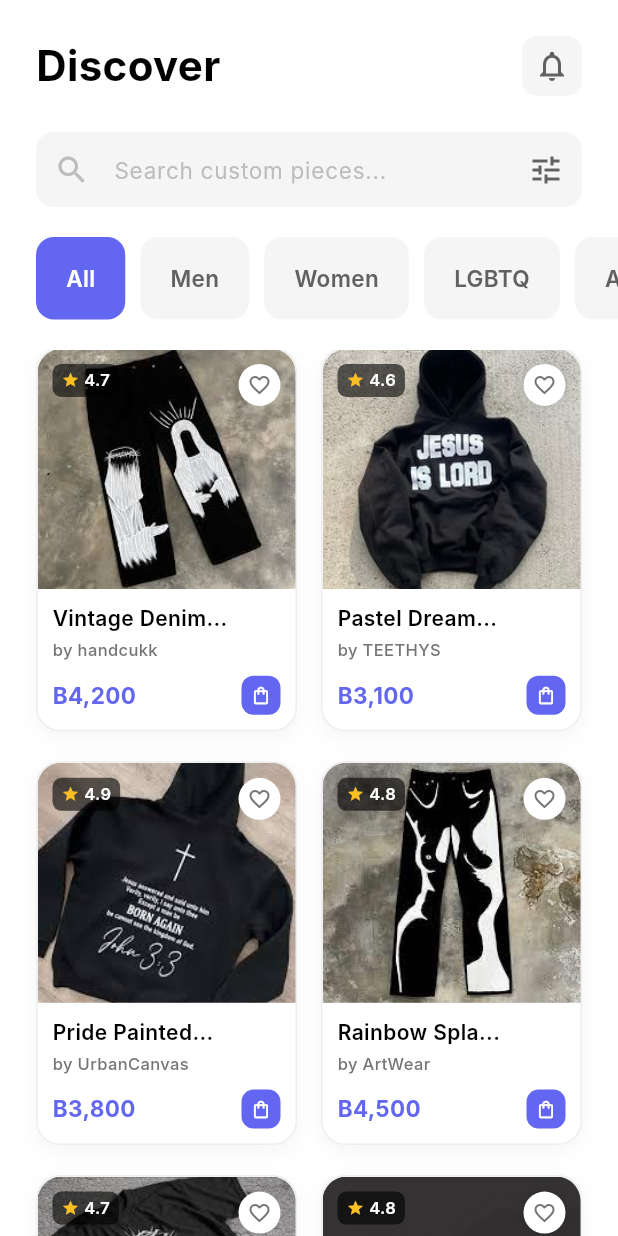
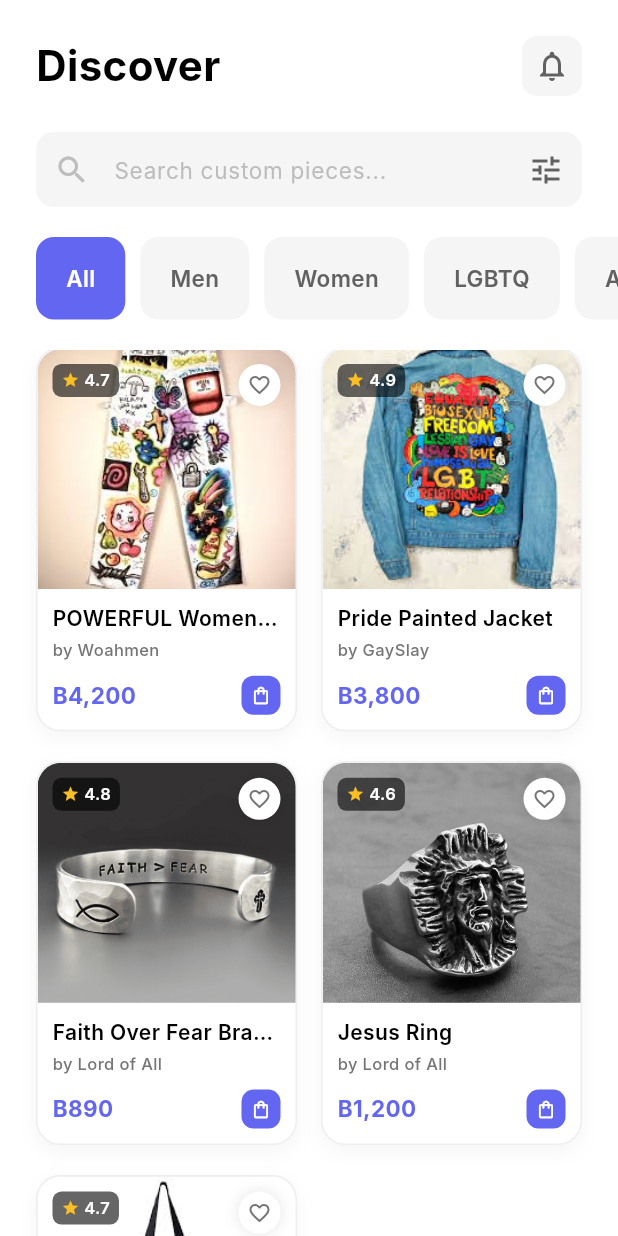
Before and after one commit to MitsuGH/handsy, a Flutter app: the DiscoverPage screen opened directly, scrolled down 1152 dp, on a phone screen of 412 x 824 dp. Run offline on Flutter 3.47's test engine with Material 3 defaults, Android fonts, the phone set to English and light mode, and no system bars; our stand-ins replace firebase_auth, firebase_core; accounts and stored records are empty; Roboto replaces fonts that are missing (Inter).

Commit message:
change product images and detail

```diff
--- a/lib/discover.dart
+++ b/lib/discover.dart
@@ -28,7 +28,7 @@
     // Men's Products
     {
       'id': 1,
-      'title': 'Saint | Custom...',
+      'title': 'Saint Custom Jeans',
       'price': 'B1,899',
       'image': 'assets/images/pant1.jpg',
       'fullTitle': 'Saint | Custom Hand Painted Black Jeans',
@@ -41,40 +41,40 @@
     },
     {
       'id': 2,
-      'title': 'Smokewave P...',
+      'title': 'Sun and Moon jeans',
       'price': 'B5,400',
-      'image': 'assets/images/pant2.jpg',
-      'fullTitle': 'Smokewave Pattern Custom Jeans',
+      'image': 'assets/images/moon-jean.png',
+      'fullTitle': 'Sun and Moon | Custom hand painted jeans',
       'category': 'Men',
       'size': 'M',
       'description':
-          'Unique smokewave pattern hand-painted jeans. Each piece is meticulously crafted to create a one-of-a-kind artistic statement.',
-      'designer': 'TEETHYS',
+          'The design is inspired by the sum and moon animatronics from Five Nights At Freddy.',
+      'designer': 'handcukk',
       'rating': 4.8,
     },
     {
       'id': 3,
-      'title': 'Galaxy Hoodie',
+      'title': 'Jesus is Lord Hoodie',
       'price': 'B3,200',
       'image': 'assets/images/hoodie1.jpg',
-      'fullTitle': 'Galaxy Painted Hoodie',
+      'fullTitle': 'Jesus is Lord Hoodie',
       'category': 'Men',
       'size': 'XL',
       'description':
-          'Cosmic galaxy design with vibrant colors. Perfect for standing out.',
+          'Jesus is Lord themed hoodie with intricate hand-painted design. A bold statement piece for faith and fashion.',
       'designer': 'ArtWear',
       'rating': 4.7,
     },
     {
       'id': 4,
-      'title': 'Urban Street...',
+      'title': 'Rise In Hell',
       'price': 'B2,999',
-      'image': 'assets/images/hoodie2.jpg',
-      'fullTitle': 'Urban Street Art Hoodie',
+      'image': 'assets/images/orange-skull-sweater.jpg',
+      'fullTitle': 'Urban Canvas | Rise In Hell Sweater',
       'category': 'Men',
       'size': 'L',
       'description':
-          'Bold street art inspired design. Perfect for urban fashion lovers.',
+          'No flesh, no corpse, but soul',
       'designer': 'UrbanCanvas',
       'rating': 4.6,
     },
@@ -82,130 +82,89 @@
     // Women's Products
     {
       'id': 5,
-      'title': 'Floral Embroid...',
+      'title': 'Snow White Sweater',
       'price': 'B2,800',
-      'image': 'assets/images/shirt1.jpg',
-      'fullTitle': 'Floral Embroidered Shirt',
-      'category': 'Women',
-      'size': 'M',
+      'image': 'assets/images/snowwhite-jacket.jpg',
+      'fullTitle': 'Woahmen | Snow White hand painted jacket',
       'description':
-          'Hand-embroidered floral patterns inspired by Thai traditional art.',
-      'designer': 'StitchDreams',
+          'Snow White themed hand-painted jacket with elegant design. A fairy tale come to life in fashion.',
+      'designer': 'Woahmen',
       'rating': 4.9,
     },
     {
       'id': 6,
-      'title': 'Abstract Art...',
+      'title': 'Harajuku Hand Hoodie',
       'price': 'B3,500',
-      'image': 'assets/images/hoodie3.jpg',
-      'fullTitle': 'Abstract Art Hoodie',
+      'image': 'assets/images/harajuku-hoodie.jpg',
+      'fullTitle': 'Japanese Harajuku Hand Painted Hoodie',
       'category': 'Women',
       'size': 'S',
       'description':
-          'Contemporary abstract art meets fashion. Unique piece for art enthusiasts.',
+          'Harajuku style hand-painted hoodie with vibrant colors and bold designs.',
       'designer': 'ArtWear',
       'rating': 4.8,
     },
     {
       'id': 7,
-      'title': 'Vintage Denim...',
+      'title': 'POWERFUL Women Vintage Jeans',
       'price': 'B4,200',
-      'image': 'assets/images/pant1.jpg',
-      'fullTitle': 'Vintage Denim Jacket',
+      'image': 'assets/images/cute-jean.jpg',
+      'fullTitle': 'POWERFUL Women Vintage Jeans',
       'category': 'Women',
       'size': 'M',
       'description':
-          'Hand-painted vintage style denim jacket. Timeless piece.',
-      'designer': 'handcukk',
+          'Women empowerment themed vintage jeans with unique hand-painted design.',
+      'designer': 'Woahmen',
       'rating': 4.7,
-    },
-    {
-      'id': 8,
-      'title': 'Pastel Dream...',
-      'price': 'B3,100',
-      'image': 'assets/images/hoodie1.jpg',
-      'fullTitle': 'Pastel Dream Hoodie',
-      'category': 'Women',
-      'size': 'S',
-      'description':
-          'Soft pastel colors with dreamy patterns. Perfect for everyday wear.',
-      'designer': 'TEETHYS',
-      'rating': 4.6,
     },
 
     // LGBTQ Products
     {
       'id': 9,
-      'title': 'Pride Painted...',
+      'title': 'Pride Painted Jacket',
       'price': 'B3,800',
-      'image': 'assets/images/hoodie2.jpg',
+      'image': 'assets/images/lgbtq-jacket.jpg',
       'fullTitle': 'Pride Painted Hoodie',
       'category': 'LGBTQ',
       'size': 'L',
       'description':
           'Celebrate pride with this vibrant hand-painted design. Love is love.',
-      'designer': 'UrbanCanvas',
+      'designer': 'GaySlay',
       'rating': 4.9,
-    },
-    {
-      'id': 10,
-      'title': 'Rainbow Spla...',
-      'price': 'B4,500',
-      'image': 'assets/images/pant2.jpg',
-      'fullTitle': 'Rainbow Splash Jeans',
-      'category': 'LGBTQ',
-      'size': 'M',
-      'description':
-          'Bold rainbow splash design. Express yourself with pride.',
-      'designer': 'ArtWear',
-      'rating': 4.8,
-    },
-    {
-      'id': 11,
-      'title': 'Unity Art Tee',
-      'price': 'B2,200',
-      'image': 'assets/images/shirt1.jpg',
-      'fullTitle': 'Unity Art T-Shirt',
-      'category': 'LGBTQ',
-      'size': 'M',
-      'description':
-          'Unity and diversity in art form. Wear your pride.',
-      'designer': 'StitchDreams',
-      'rating': 4.7,
     },
 
     // Accessories
     {
       'id': 12,
-      'title': 'Custom Bead...',
+      'title': 'Faith Over Fear Bracelet',
       'price': 'B890',
       'image': 'assets/images/bracelet1.png',
-      'fullTitle': 'Custom Beaded Bracelet',
+      'fullTitle': 'Faith Over Fear Custom Silver Bracelet',
       'category': 'Accessories',
       'size': 'One Size',
       'description':
-          'Hand-crafted beaded bracelet with unique patterns.',
-      'designer': 'handcukk',
+          'Silver bracelet inspired by the power of believes in the Bible.',
+      'designer': 'Lord of All',
       'rating': 4.8,
     },
     {
       'id': 13,
-      'title': 'Painted Cap',
+      'title': 'Jesus Ring',
       'price': 'B1,200',
-      'image': 'assets/images/hoodie3.jpg',
-      'fullTitle': 'Hand-Painted Baseball Cap',
+      'image': 'assets/images/ring1.jpg',
+      'fullTitle': 'Custom made Jesus silver ring',
       'category': 'Accessories',
-      'size': 'Adjustable',
+      'size': 'One Size',
       'description':
-          'Unique hand-painted cap. Stand out from the crowd.',
-      'designer': 'TEETHYS',
+          'One of one silver ring with Jesus face engraved. Unique and meaningful.',
+      'designer': 'Lord of All',
       'rating': 4.6,
     },
     {
       'id': 14,
       'title': 'Art Tote Bag',
       'price': 'B1,500',
-      'image': 'assets/images/pant1.jpg',
+      'image': 'assets/images/art-bag.jpg',
       'fullTitle': 'Custom Art Tote Bag',
       'category': 'Accessories',
       'size': 'Large',
```
Also changed, not shown: assets/images/art-bag.jpg (added), assets/images/cute-jean.jpg (added), assets/images/harajuku-hoodie.jpg (added), assets/images/lgbtq-jacket.jpg (added), assets/images/moon-jean.png (added), assets/images/orange-skull-sweater.jpg (added), assets/images/pink-sweater.png (added), assets/images/snowwhite-jacket.jpg (added).
